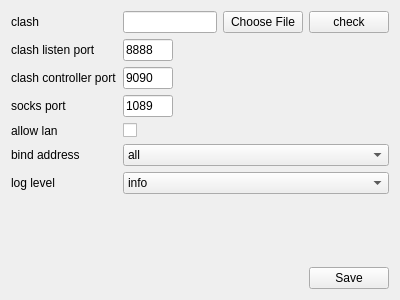
First picture: the form in ui/SettingsWidget.ui, repository ktereyp/bridge, before the edit.
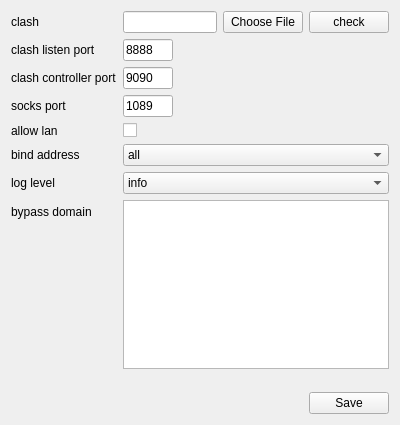
Second picture: the form after the edit.

Commit message: add bypass domain

The edit to the form file:
```diff
--- a/ui/SettingsWidget.ui
+++ b/ui/SettingsWidget.ui
@@ -7,7 +7,7 @@
     <x>0</x>
     <y>0</y>
     <width>400</width>
-    <height>300</height>
+    <height>425</height>
    </rect>
   </property>
   <property name="windowTitle">
@@ -176,6 +176,16 @@
        </item>
       </widget>
      </item>
+     <item row="10" column="0">
+      <widget class="QLabel" name="label_8">
+       <property name="text">
+        <string>bypass domain</string>
+       </property>
+      </widget>
+     </item>
+     <item row="10" column="1">
+      <widget class="QPlainTextEdit" name="bypassDomainInput"/>
+     </item>
     </layout>
    </item>
    <item>
```
The commit also changes 5 other files.
